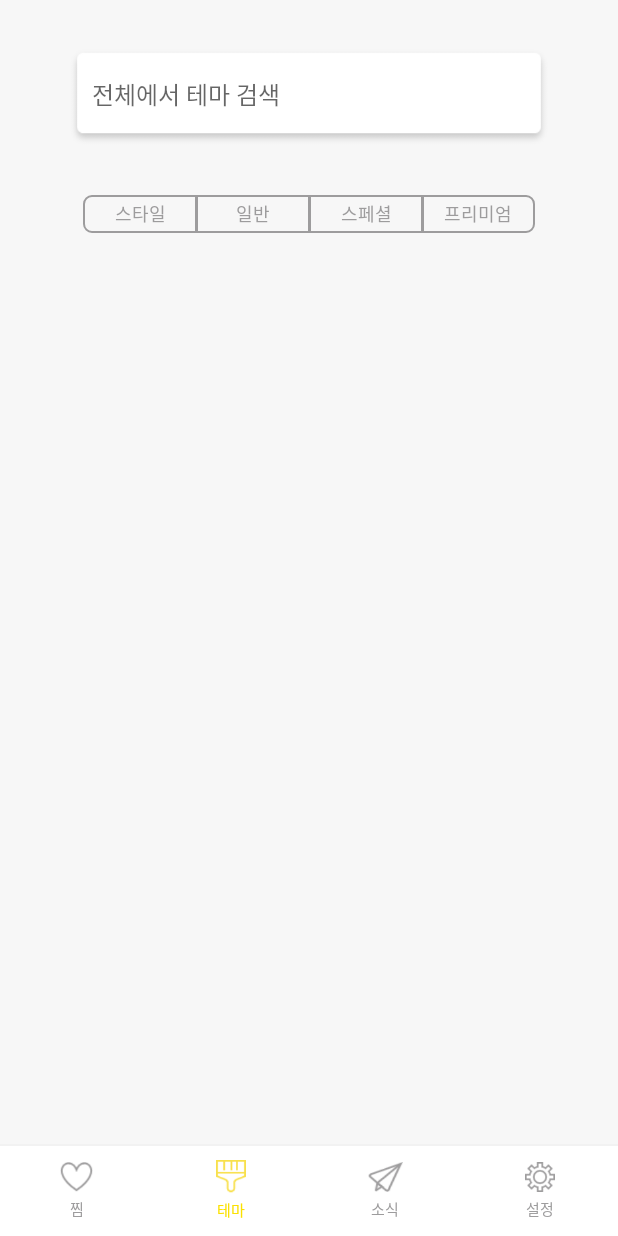
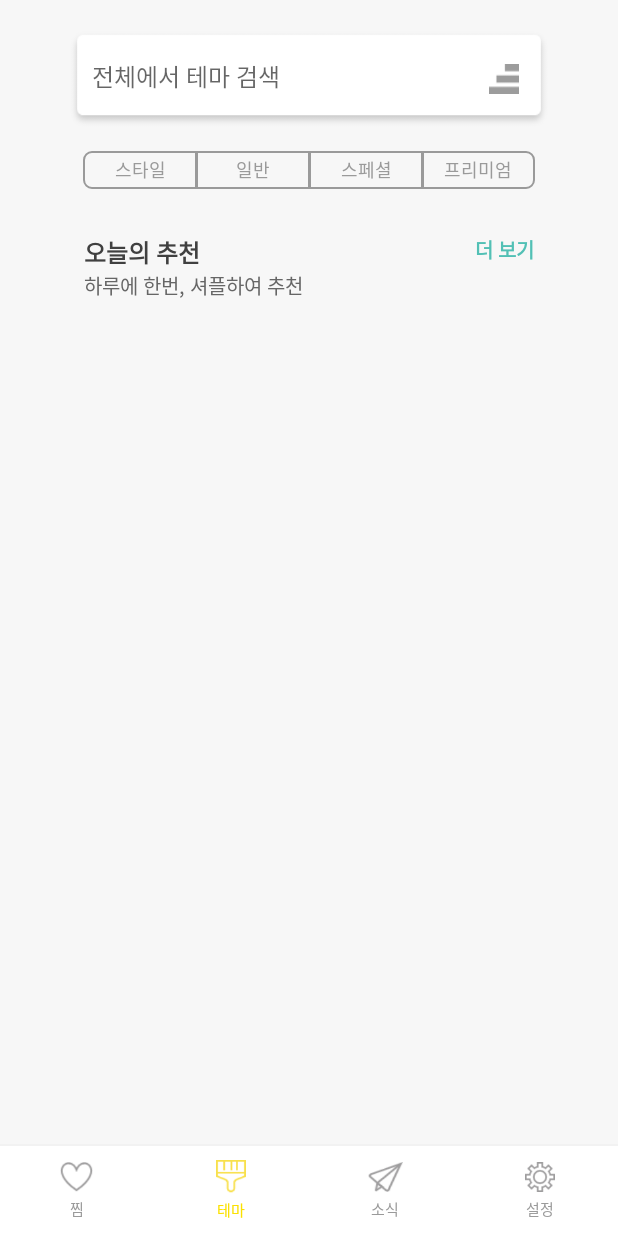
Before and after one commit to bqlab/ThemeLab, an Android app: the MainActivity screen opened directly, with no data from a screen before it, after a tap on "테마", on a phone screen of 412 x 824 dp. Run offline under Robolectric (Android 15) with nearby library versions, the phone set to English and light mode, and no system bars; 1 other tap on this screen came first.

Commit message:
patch-180819

```diff
--- a/app/src/main/java/com/bqlab/themelab/activity/MainActivity.java
+++ b/app/src/main/java/com/bqlab/themelab/activity/MainActivity.java
@@ -3,15 +3,11 @@ package com.bqlab.themelab.activity;
 import android.content.DialogInterface;
 import android.content.Intent;
 import android.os.Bundle;
-import android.os.CountDownTimer;
-import android.support.v4.app.ActivityCompat;
 import android.support.v7.app.AlertDialog;
 import android.support.v7.app.AppCompatActivity;
 import android.view.View;
-import android.widget.FrameLayout;
 import android.widget.LinearLayout;
 import android.widget.TextView;
-import android.widget.Toast;
 
 import com.bqlab.themelab.R;
 import com.bqlab.themelab.custom.ApplicationDetector;
@@ -19,8 +15,6 @@ import com.bqlab.themelab.layout.AdLayout;
 import com.bqlab.themelab.layout.MyLayout;
 import com.bqlab.themelab.layout.NewsLayout;
 import com.bqlab.themelab.layout.ThemesLayout;
-
-import org.w3c.dom.Text;
 
 public class MainActivity extends AppCompatActivity {
 
@@ -66,8 +60,8 @@ public class MainActivity extends AppCompatActivity {
                 mainBarNews.getChildAt(0).setBackground(getDrawable(R.drawable.main_bar_news));
 
                 mainBarMyText.setTextColor(getColor(R.color.colorYellow));
-                mainBarThemesText.setTextColor(getColor(R.color.colorGrayLight));
-                mainBarNewsText.setTextColor(getColor(R.color.colorGrayLight));
+                mainBarThemesText.setTextColor(getColor(R.color.colorGrayLighter));
+                mainBarNewsText.setTextColor(getColor(R.color.colorGrayLighter));
             }
         });
         mainBarThemes.setOnClickListener(new View.OnClickListener() {
@@ -80,9 +74,9 @@ public class MainActivity extends AppCompatActivity {
                 mainBarThemes.getChildAt(0).setBackground(getDrawable(R.drawable.main_bar_themes_p));
                 mainBarNews.getChildAt(0).setBackground(getDrawable(R.drawable.main_bar_news));
 
-                mainBarMyText.setTextColor(getColor(R.color.colorGrayLight));
+                mainBarMyText.setTextColor(getColor(R.color.colorGrayLighter));
                 mainBarThemesText.setTextColor(getColor(R.color.colorYellow));
-                mainBarNewsText.setTextColor(getColor(R.color.colorGrayLight));
+                mainBarNewsText.setTextColor(getColor(R.color.colorGrayLighter));
             }
         });
         mainBarNews.setOnClickListener(new View.OnClickListener() {
@@ -95,8 +89,8 @@ public class MainActivity extends AppCompatActivity {
                 mainBarThemes.getChildAt(0).setBackground(getDrawable(R.drawable.main_bar_themes));
                 mainBarNews.getChildAt(0).setBackground(getDrawable(R.drawable.main_bar_news_p));
 
-                mainBarMyText.setTextColor(getColor(R.color.colorGrayLight));
-                mainBarThemesText.setTextColor(getColor(R.color.colorGrayLight));
+                mainBarMyText.setTextColor(getColor(R.color.colorGrayLighter));
+                mainBarThemesText.setTextColor(getColor(R.color.colorGrayLighter));
                 mainBarNewsText.setTextColor(getColor(R.color.colorYellow));
             }
         });
--- a/app/src/main/res/drawable/ripple_gray.xml
+++ b/app/src/main/res/drawable/ripple_gray.xml
@@ -1,6 +1,6 @@
 <?xml version="1.0" encoding="utf-8"?>
 <ripple xmlns:android="http://schemas.android.com/apk/res/android"
-    android:color="@color/colorWhiteDarkest">
+    android:color="@color/colorWhiteDarker">
     <item android:id="@android:id/mask"
-        android:drawable="@color/colorWhiteDarkest"/>
+        android:drawable="@color/colorWhiteDarker"/>
 </ripple>
--- a/app/src/main/res/drawable/themes_category_end.xml
+++ b/app/src/main/res/drawable/themes_category_end.xml
@@ -8,5 +8,5 @@
         android:topRightRadius="5dp" />
     <stroke
         android:width="1dp"
-        android:color="@color/colorGrayLight" />
+        android:color="@color/colorGrayLighter" />
 </shape>
--- a/app/src/main/res/drawable/themes_category_mid.xml
+++ b/app/src/main/res/drawable/themes_category_mid.xml
@@ -7,6 +7,6 @@
         <solid android:color="@color/colorTransparent" />
         <stroke
             android:width="1dp"
-            android:color="@color/colorGrayLight" />
+            android:color="@color/colorGrayLighter" />
     </shape>
 </inset>
--- a/app/src/main/res/drawable/themes_category_start.xml
+++ b/app/src/main/res/drawable/themes_category_start.xml
@@ -10,6 +10,6 @@
             android:topLeftRadius="5dp" />
         <stroke
             android:width="1dp"
-            android:color="@color/colorGrayLight" />
+            android:color="@color/colorGrayLighter" />
     </shape>
 </inset>
--- a/app/src/main/res/layout/activity_main.xml
+++ b/app/src/main/res/layout/activity_main.xml
@@ -51,7 +51,7 @@
                 android:layout_width="wrap_content"
                 android:layout_height="wrap_content"
                 android:text="@string/main_bar_my"
-                android:textColor="@color/colorGrayLight"
+                android:textColor="@color/colorGrayLighter"
                 android:textSize="10sp"
                 tools:ignore="SmallSp" />
         </LinearLayout>
@@ -79,7 +79,7 @@
                 android:layout_width="wrap_content"
                 android:layout_height="wrap_content"
                 android:text="@string/main_bar_themes"
-                android:textColor="@color/colorGrayLight"
+                android:textColor="@color/colorGrayLighter"
                 android:textSize="10sp"
                 tools:ignore="SmallSp" />
         </LinearLayout>
@@ -107,7 +107,7 @@
                 android:layout_width="wrap_content"
                 android:layout_height="wrap_content"
                 android:text="@string/main_bar_news"
-                android:textColor="@color/colorGrayLight"
+                android:textColor="@color/colorGrayLighter"
                 android:textSize="10sp"
                 tools:ignore="SmallSp" />
         </LinearLayout>
@@ -136,7 +136,7 @@
                 android:layout_width="wrap_content"
                 android:layout_height="wrap_content"
                 android:text="@string/main_bar_setting"
-                android:textColor="@color/colorGrayLight"
+                android:textColor="@color/colorGrayLighter"
                 android:textSize="10sp"
                 tools:ignore="SmallSp" />
         </LinearLayout>
--- a/app/src/main/res/layout/layout_news.xml
+++ b/app/src/main/res/layout/layout_news.xml
@@ -1,12 +1,10 @@
-<FrameLayout xmlns:android="http://schemas.android.com/apk/res/android"
+<LinearLayout xmlns:android="http://schemas.android.com/apk/res/android"
     xmlns:app="http://schemas.android.com/apk/res-auto"
     android:layout_width="match_parent"
     android:layout_height="match_parent">
 
-    <Button
-        android:layout_width="300dp"
-        android:layout_height="300dp"
-        android:text="@string/app_no_data"
-        android:textColor="@color/colorWhite"/>
-
-</FrameLayout>
+    <WebView
+        android:id="@+id/news_body"
+        android:layout_width="match_parent"
+        android:layout_height="match_parent" />
+</LinearLayout>
--- a/app/src/main/res/layout/layout_themes.xml
+++ b/app/src/main/res/layout/layout_themes.xml
@@ -1,33 +1,40 @@
-<FrameLayout xmlns:android="http://schemas.android.com/apk/res/android"
+<LinearLayout xmlns:android="http://schemas.android.com/apk/res/android"
     xmlns:app="http://schemas.android.com/apk/res-auto"
     xmlns:tools="http://schemas.android.com/tools"
     android:layout_width="match_parent"
     android:layout_height="match_parent">
 
+    <ScrollView
+        android:layout_width="match_parent"
+        android:layout_height="wrap_content"
+        android:scrollbars="none">
+
         <LinearLayout
             android:layout_width="match_parent"
-        android:layout_height="match_parent"
+            android:layout_height="wrap_content"
+            android:gravity="center_horizontal"
             android:orientation="vertical">
 
             <LinearLayout
-            android:id="@+id/themes_search"
+                android:id="@+id/themes_top"
                 android:layout_width="match_parent"
-            android:layout_height="0dp"
-            android:layout_weight="15"
+                android:layout_height="wrap_content"
                 android:gravity="center"
                 android:orientation="vertical">
 
                 <LinearLayout
                     android:layout_width="320dp"
                     android:layout_height="65dp"
-                android:background="@drawable/themes_search_bar"
+                    android:layout_marginBottom="15dp"
+                    android:layout_marginTop="20dp"
+                    android:background="@drawable/themes_top_search"
                     android:gravity="center_vertical"
                     android:orientation="horizontal">
 
                     <EditText
-                    android:layout_width="0dp"
+                        android:id="@+id/themes_top_search"
+                        android:layout_width="280dp"
                         android:layout_height="wrap_content"
-                    android:layout_weight="9"
                         android:background="@null"
                         android:hint="@string/themes_search_bar"
                         android:inputType="text"
@@ -37,57 +44,113 @@
                         android:singleLine="true"
                         android:textColor="@color/colorBlack"
                         android:textSize="16sp" />
+
+                    <Button
+                        android:id="@+id/themes_top_sort"
+                        android:layout_width="20dp"
+                        android:layout_height="20dp"
+                        android:background="@drawable/themes_top_sort"
+                        android:padding="20dp" />
+                </LinearLayout>
+
+                <LinearLayout
+                    android:id="@+id/themes_category"
+                    android:layout_width="match_parent"
+                    android:layout_height="wrap_content"
+                    android:layout_marginBottom="20dp"
+                    android:gravity="center_horizontal"
+                    android:orientation="horizontal">
+
+                    <Button
+                        android:id="@+id/themes_category_style"
+                        android:layout_width="75dp"
+                        android:layout_height="25dp"
+                        android:background="@drawable/themes_category_start"
+                        android:text="@string/themes_category_style"
+                        android:textColor="@color/colorGrayLighter"
+                        android:textSize="12sp" />
+
+                    <Button
+                        android:id="@+id/themes_category_general"
+                        android:layout_width="75dp"
+                        android:layout_height="25dp"
+                        android:background="@drawable/themes_category_mid"
+                        android:text="@string/themes_category_general"
+                        android:textColor="@color/colorGrayLighter"
+                        android:textSize="12sp" />
+
+                    <Button
+                        android:id="@+id/themes_category_special"
+                        android:layout_width="75dp"
+                        android:layout_height="25dp"
+                        android:background="@drawable/themes_category_mid"
+                        android:text="@string/themes_category_special"
+                        android:textColor="@color/colorGrayLighter"
+                        android:textSize="12sp" />
+
+                    <Button
+                        android:id="@+id/themes_category_premium"
+                        android:layout_width="75dp"
+                        android:layout_height="25dp"
+                        android:background="@drawable/themes_category_end"
+                        android:text="@string/themes_category_premium"
+                        android:textColor="@color/colorGrayLighter"
+                        android:textSize="12sp" />
                 </LinearLayout>
             </LinearLayout>
 
             <LinearLayout
+                android:id="@+id/themes_body"
+                android:layout_width="300dp"
+                android:layout_height="wrap_content"
+                android:gravity="center_horizontal"
+                android:orientation="vertical">
+
+                <LinearLayout
+                    android:id="@+id/themes_body_today"
                     android:layout_width="match_parent"
-            android:layout_height="0dp"
-            android:layout_weight="5"
-            android:gravity="center_horizontal"
-            android:orientation="horizontal">
+                    android:layout_height="wrap_content"
+                    android:layout_marginTop="10dp"
+                    android:orientation="vertical">
+
+                    <RelativeLayout
+                        android:layout_width="match_parent"
+                        android:layout_height="wrap_content">
+
+                        <TextView
+                            android:id="@+id/themes_body_today_text"
+                            android:layout_width="wrap_content"
+                            android:layout_height="wrap_content"
+                            android:text="@string/themes_body_today_text"
+                            android:textColor="@color/colorGray"
+                            android:textSize="16sp"
+                            android:textStyle="bold" />
+
+                        <TextView
+                            android:id="@+id/themes_body_today_hint"
+                            android:layout_width="wrap_content"
+                            android:layout_height="wrap_content"
+                            android:layout_below="@id/themes_body_today_text"
+                            android:text="@string/themes_body_today_hint"
+                            android:textColor="@color/colorGrayLight"
+                            android:textSize="13sp" />
 
                         <Button
-                android:layout_width="75dp"
-                android:layout_height="25dp"
-                android:background="@drawable/themes_category_start"
-                android:text="@string/themes_category_style"
-                android:textColor="@color/colorGrayLight"
-                android:textSize="12sp" />
+                            android:id="@+id/themes_body_today_more"
+                            android:layout_width="wrap_content"
+                            android:layout_height="wrap_content"
+                            android:layout_alignParentEnd="true"
+                            android:minWidth="0dp"
+                            android:minHeight="0dp"
+                            android:background="@color/colorTransparent"
+                            android:text="@string/themes_body_today_more"
+                            android:textColor="@color/colorBlueGreenLight"
+                            android:textSize="13sp"
+                            android:textStyle="bold" />
+                    </RelativeLayout>
 
-            <Button
-                android:layout_width="75dp"
-                android:layout_height="25dp"
-                android:background="@drawable/themes_category_mid"
-                android:text="@string/themes_category_general"
-                android:textColor="@color/colorGrayLight"
-                android:textSize="12sp" />
-
-            <Button
-                android:layout_width="75dp"
-                android:layout_height="25dp"
-                android:background="@drawable/themes_category_mid"
-                android:text="@string/themes_category_special"
-                android:textColor="@color/colorGrayLight"
-                android:textSize="12sp" />
-
-            <Button
-                android:layout_width="75dp"
-                android:layout_height="25dp"
-                android:background="@drawable/themes_category_end"
-                android:text="@string/themes_category_premium"
-                android:textColor="@color/colorGrayLight"
-                android:textSize="12sp" />
                 </LinearLayout>
-
-        <LinearLayout
-            android:layout_width="match_parent"
-            android:layout_height="0dp"
-            android:layout_weight="60" />
-
-        <LinearLayout
-            android:layout_width="match_parent"
-            android:layout_height="0dp"
-            android:layout_weight="15" />
             </LinearLayout>
-</FrameLayout>
+        </LinearLayout>
+    </ScrollView>
+</LinearLayout>
--- a/app/src/main/res/values/colors.xml
+++ b/app/src/main/res/values/colors.xml
@@ -11,7 +11,10 @@
 
     <color name="colorGray">#404040</color>
     <color name="colorGrayDark">#262626</color>
-    <color name="colorGrayLight">#9d9c9d</color>
+    <color name="colorGrayLighter">#9a9a9a</color>
+    <color name="colorGrayLight">#666666</color>\
+
+    <color name="colorBlueGreenLight">#52c0b5</color>
 
     <color name="colorYellow">#FBE100</color>
 
--- a/app/src/main/res/values/strings.xml
+++ b/app/src/main/res/values/strings.xml
@@ -11,10 +11,14 @@
     <string name="main_bar_setting">설정</string>
 
     <string name="themes_search_bar">전체에서 테마 검색</string>
+    <string name="themes_search_text">에서 테마 검색</string>
     <string name="themes_category_style">스타일</string>
     <string name="themes_category_general">일반</string>
     <string name="themes_category_special">스페셜</string>
     <string name="themes_category_premium">프리미엄</string>
+    <string name="themes_body_today_text">오늘의 추천</string>
+    <string name="themes_body_today_hint">하루에 한번, 셔플하여 추천</string>
+    <string name="themes_body_today_more">더 보기</string>
 
     <!--
     <string name="main_search_hint">예: 심플테마, 핑크, 우주</string>
```
Also changed, not shown: app/src/main/res/drawable/themes_top_search.png (renamed from app/src/main/res/drawable/themes_search_bar.png), app/src/main/res/drawable/themes_top_sort.png (added). Lines whose indentation alone changed are shown as unchanged.
